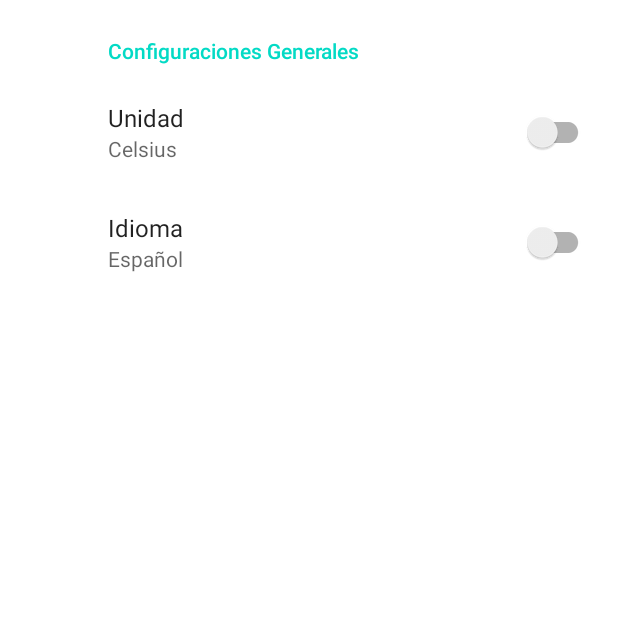
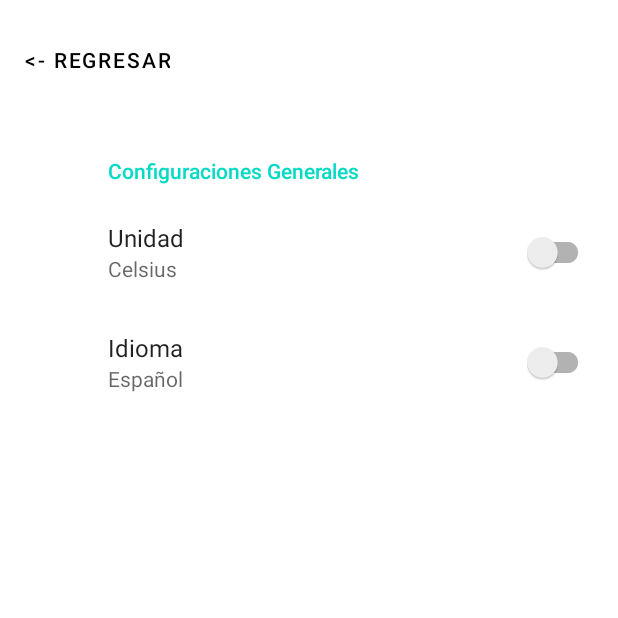
Before and after one commit to FabianGC0610/WeatherApp, an Android app: the SettingsActivity screen opened directly, with no data from a screen before it, on a phone screen of 412 x 824 dp, the top half of it. Run offline under Robolectric (Android 15) with nearby library versions, the phone set to English and light mode, and no system bars; our stand-ins replace androidx.preference.

```diff
--- a/app/src/main/java/mx/kodemia/weatherapp/view/SettingsActivity.kt
+++ b/app/src/main/java/mx/kodemia/weatherapp/view/SettingsActivity.kt
@@ -1,15 +1,21 @@
 package mx.kodemia.weatherapp.view
 
+import android.content.Intent
 import android.os.Bundle
 import androidx.appcompat.app.AppCompatActivity
 import androidx.preference.PreferenceFragmentCompat
 import mx.kodemia.weatherapp.R
+import mx.kodemia.weatherapp.databinding.ActivityMainBinding
+import mx.kodemia.weatherapp.databinding.SettingsActivityBinding
 
 class SettingsActivity : AppCompatActivity() {
 
+    private lateinit var binding: SettingsActivityBinding
+
     override fun onCreate(savedInstanceState: Bundle?) {
         super.onCreate(savedInstanceState)
-        setContentView(R.layout.settings_activity)
+        binding = SettingsActivityBinding.inflate(layoutInflater)
+        setContentView(binding.root)
         if (savedInstanceState == null) {
             supportFragmentManager
                 .beginTransaction()
@@ -17,6 +23,18 @@ class SettingsActivity : AppCompatActivity() {
                 .commit()
         }
         supportActionBar?.setDisplayHomeAsUpEnabled(true)
+
+        binding.apply {
+            buttonReturn.setOnClickListener {
+                IntentMain()
+            }
+        }
+
+    }
+
+    private fun IntentMain() {
+        startActivity(Intent(this,MainActivity::class.java))
+        finish()
     }
 
     class SettingsFragment : PreferenceFragmentCompat() {
--- a/app/src/main/res/layout/settings_activity.xml
+++ b/app/src/main/res/layout/settings_activity.xml
@@ -1,9 +1,28 @@
-<LinearLayout xmlns:android="http://schemas.android.com/apk/res/android"
+<androidx.constraintlayout.widget.ConstraintLayout xmlns:android="http://schemas.android.com/apk/res/android"
+    xmlns:app="http://schemas.android.com/apk/res-auto"
+    xmlns:tools="http://schemas.android.com/tools"
     android:layout_width="match_parent"
     android:layout_height="match_parent">
 
     <FrameLayout
         android:id="@+id/settings"
         android:layout_width="match_parent"
-        android:layout_height="match_parent" />
-</LinearLayout>
+        android:layout_height="300dp"
+        android:layout_marginTop="16dp"
+        app:layout_constraintEnd_toEndOf="parent"
+        app:layout_constraintStart_toStartOf="parent"
+        app:layout_constraintTop_toBottomOf="@+id/buttonReturn" />
+
+    <com.google.android.material.button.MaterialButton
+        android:id="@+id/buttonReturn"
+        android:layout_width="wrap_content"
+        android:layout_height="wrap_content"
+        android:layout_marginTop="16dp"
+        android:layout_weight="1"
+        android:textColor="@color/black"
+        android:text="@string/regresar"
+        android:background="@color/transparent"
+        app:layout_constraintStart_toStartOf="parent"
+        app:layout_constraintTop_toTopOf="parent" />
+
+</androidx.constraintlayout.widget.ConstraintLayout>
--- a/app/src/main/res/values-night/themes.xml
+++ b/app/src/main/res/values-night/themes.xml
@@ -3,7 +3,7 @@
     <style name="Theme.WeatherApp" parent="Theme.MaterialComponents.DayNight.NoActionBar">
         <!-- Primary brand color. -->
         <item name="colorPrimary">@color/purple_200</item>
-        <item name="colorPrimaryVariant">@color/purple_700</item>
+        <item name="colorPrimaryVariant">@color/black</item>
         <item name="colorOnPrimary">@color/black</item>
         <!-- Secondary brand color. -->
         <item name="colorSecondary">@color/teal_200</item>
--- a/app/src/main/res/values/strings.xml
+++ b/app/src/main/res/values/strings.xml
@@ -48,5 +48,6 @@
     <string name="icon_calendar">icon_to_represent_the_calendar_of_seven_first_days</string>
     <string name="unidad_temperatura">Unidad</string>
     <string name="messages_header">Configuraciones Generales</string>
+    <string name="regresar"><![CDATA[<- Regresar]]></string>
 
 </resources>
--- a/app/src/main/res/values/themes.xml
+++ b/app/src/main/res/values/themes.xml
@@ -3,7 +3,7 @@
     <style name="Theme.WeatherApp" parent="Theme.MaterialComponents.DayNight.NoActionBar">
         <!-- Primary brand color. -->
         <item name="colorPrimary">@color/black</item>
-        <item name="colorPrimaryVariant">@color/purple_700</item>
+        <item name="colorPrimaryVariant">@color/black</item>
         <item name="colorOnPrimary">@color/white</item>
         <!-- Secondary brand color. -->
         <item name="colorSecondary">@color/teal_200</item>
--- a/app/src/main/res/xml/root_preferences.xml
+++ b/app/src/main/res/xml/root_preferences.xml
@@ -3,13 +3,13 @@
     <PreferenceCategory app:title="@string/messages_header">
 
         <SwitchPreferenceCompat
-            app:key="units"
+            app:key="unitsApp"
             app:summaryOff="Celsius"
             app:summaryOn="Farenheit"
             app:title="@string/unidad_temperatura" />
 
         <SwitchPreferenceCompat
-            app:key="language"
+            app:key="languageApp"
             app:summaryOff="Español"
             app:summaryOn="English"
             app:title="Idioma" />
```
Also changed, not shown: app/src/main/java/mx/kodemia/weatherapp/core/SharedPreferencesInstance.kt (+0 -36 lines), app/src/main/java/mx/kodemia/weatherapp/view/MainActivity.kt (+8 -21 lines).
